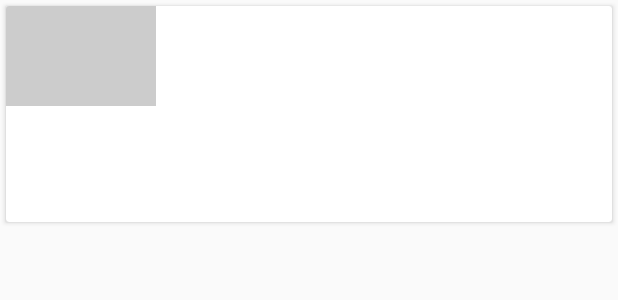
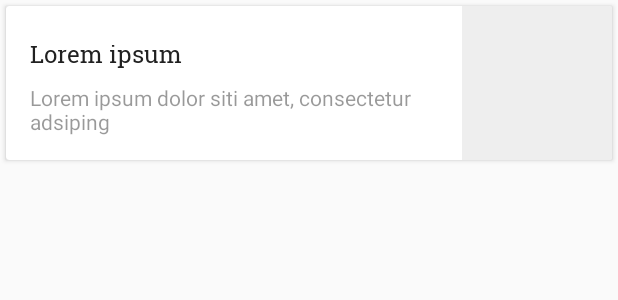
Before and after one commit to jonathanarodr/xyzreader, an Android app: the layout list_item_article.xml on its own in the app's theme, with its tools: preview values and no code run, on a phone screen of 412 x 824 dp. Shown: the top 300 px of the screen. Run offline under Robolectric (Android 15) with nearby library versions, the phone set to English and light mode, and no system bars.

Commit message:
Ajusta layout da activity principal

```diff
--- a/XYZReader/src/main/java/com/example/xyzreader/ui/ArticleListActivity.java
+++ b/XYZReader/src/main/java/com/example/xyzreader/ui/ArticleListActivity.java
@@ -58,9 +58,8 @@ public class ArticleListActivity extends AppCompatActivity implements
         setContentView(R.layout.activity_article_list);
 
         mToolbar = (Toolbar) findViewById(R.id.toolbar);
-
-
-        final View toolbarContainerView = findViewById(R.id.toolbar_container);
+        setSupportActionBar(mToolbar);
+        getSupportActionBar().setDisplayShowTitleEnabled(false);
 
         mSwipeRefreshLayout = (SwipeRefreshLayout) findViewById(R.id.swipe_refresh_layout);
 
--- a/XYZReader/src/main/res/layout/list_item_article.xml
+++ b/XYZReader/src/main/res/layout/list_item_article.xml
@@ -1,51 +1,68 @@
 <android.support.v7.widget.CardView xmlns:android="http://schemas.android.com/apk/res/android"
     xmlns:app="http://schemas.android.com/apk/res-auto"
+    xmlns:tools="http://schemas.android.com/tools"
     android:layout_width="match_parent"
     android:layout_height="wrap_content"
-    android:layout_marginLeft="4dp"
-    android:layout_marginRight="4dp"
-    android:layout_marginTop="4dp"
-    android:layout_marginBottom="4dp"
+    android:layout_margin="4dp"
     android:clickable="true"
     android:focusable="true"
     android:foreground="?selectableItemBackground">
 
-    <LinearLayout
+    <android.support.constraint.ConstraintLayout
         android:layout_width="match_parent"
-        android:layout_height="wrap_content"
-        android:orientation="vertical">
+        android:layout_height="wrap_content">
 
-        <!--suppress AndroidLintContentDescription -->
         <com.example.xyzreader.ui.DynamicHeightNetworkImageView
             android:id="@+id/thumbnail"
             android:layout_width="100dp"
-            android:layout_height="100dp"
-            android:background="@color/photo_placeholder" />
+            android:layout_height="0dp"
+            android:background="@color/colorAccent"
+            android:contentDescription="@string/action_refresh"
+            android:scaleType="centerCrop"
+            app:layout_constraintBottom_toBottomOf="parent"
+            app:layout_constraintEnd_toEndOf="parent"
+            app:layout_constraintTop_toTopOf="parent" />
 
         <TextView
             android:id="@+id/article_title"
-            style="@style/TextAppearance.AppCompat.Subhead"
-            android:layout_width="match_parent"
+            style="@style/AppTheme.Subhead"
+            android:layout_width="0dp"
             android:layout_height="wrap_content"
+            android:ellipsize="end"
+            android:maxLines="1"
             android:paddingLeft="16dp"
             android:paddingTop="16dp"
             android:paddingRight="16dp"
             android:paddingBottom="4dp"
-            android:textColor="@color/ltgray"
-            android:ellipsize="end"
-            android:maxLines="4" />
+            app:layout_constraintBottom_toTopOf="@+id/guideline"
+            app:layout_constraintEnd_toStartOf="@+id/thumbnail"
+            app:layout_constraintStart_toStartOf="parent"
+            app:layout_constraintTop_toTopOf="parent"
+            tools:text="Lorem ipsum" />
 
         <TextView
             android:id="@+id/article_subtitle"
-            style="@style/TextAppearance.AppCompat.Body1"
-            android:layout_width="match_parent"
+            style="@style/AppTheme.Body"
+            android:layout_width="0dp"
             android:layout_height="wrap_content"
+            android:ellipsize="end"
+            android:maxLines="2"
             android:paddingLeft="16dp"
             android:paddingRight="16dp"
             android:paddingBottom="16dp"
-            android:textColor="#6000"
-            android:maxLines="2"
-            android:ellipsize="end" />
-    </LinearLayout>
+            app:layout_constraintBottom_toBottomOf="parent"
+            app:layout_constraintEnd_toEndOf="@+id/article_title"
+            app:layout_constraintStart_toStartOf="@+id/article_title"
+            app:layout_constraintTop_toTopOf="@+id/guideline"
+            tools:text="Lorem ipsum dolor siti amet, consectetur adsiping" />
+
+        <android.support.constraint.Guideline
+            android:id="@+id/guideline"
+            android:layout_width="wrap_content"
+            android:layout_height="wrap_content"
+            android:orientation="horizontal"
+            app:layout_constraintGuide_percent="0.5" />
+
+    </android.support.constraint.ConstraintLayout>
 
 </android.support.v7.widget.CardView>
--- a/XYZReader/src/main/res/values/colors.xml
+++ b/XYZReader/src/main/res/values/colors.xml
@@ -16,10 +16,10 @@
 -->
 
 <resources>
-    <color name="photo_placeholder">#ccc</color>
-
-    <color name="theme_primary">#04561A</color>
-    <color name="theme_primary_dark">#04561A</color>
-    <color name="theme_accent">#04561A</color>
-    <color name="ltgray">#ffe0e0e0</color>
+    <color name="colorLight">#ff9262</color>
+    <color name="colorPrimary">#eb6136</color>
+    <color name="colorPrimaryDark">#b22f08</color>
+    <color name="colorAccent">#eeeeee</color>
+    <color name="colorTextPrimary">#212121</color>
+    <color name="colorTextSecondary">#6000</color>
 </resources>
--- a/XYZReader/src/main/res/values/dimens.xml
+++ b/XYZReader/src/main/res/values/dimens.xml
@@ -2,6 +2,7 @@
     <!-- detail -->
     <dimen name="detail_title_text_size">32sp</dimen>
     <dimen name="detail_body_text_size">22sp</dimen>
+    <dimen name="detail_by_text_size">16sp</dimen>
     <item name="detail_body_line_spacing_multiplier" format="float" type="fraction">1.25</item>
 
     <dimen name="fab_elevation">2dp</dimen>
--- a/XYZReader/src/main/res/values/macro_layout.xml
+++ b/XYZReader/src/main/res/values/macro_layout.xml
@@ -2,7 +2,7 @@
     <!-- list -->
     <dimen name="list_side_margin">4dp</dimen>
     <dimen name="list_toolbar_side_margin">0dp</dimen>
-    <integer name="list_column_count">2</integer>
+    <integer name="list_column_count">1</integer>
 
     <!-- detail -->
     <bool name="detail_is_card">false</bool>
--- a/XYZReader/src/main/res/values/strings.xml
+++ b/XYZReader/src/main/res/values/strings.xml
@@ -8,5 +8,6 @@
     <string name="action_share">Share</string>
 
     <string name="up">Up</string>
+    <string name="byline">%1$s by %2$s</string>
 
 </resources>
--- a/XYZReader/src/main/res/values/styles.xml
+++ b/XYZReader/src/main/res/values/styles.xml
@@ -16,13 +16,34 @@
 -->
 
 <resources>
-
-    <style name="Theme.Bacon" parent="@style/Theme.AppCompat.Light.NoActionBar">
-
+    <style name="AppTheme" parent="Theme.AppCompat.Light">
+        <item name="colorPrimary">@color/colorPrimary</item>
+        <item name="colorPrimaryDark">@color/colorPrimaryDark</item>
+        <item name="colorAccent">@color/colorAccent</item>
+        <item name="android:fontFamily">sans-serif</item>
+        <item name="android:textStyle">normal</item>
+        <item name="windowNoTitle">true</item>
+        <item name="windowActionBar">false</item>
     </style>
-
-    <style name="Theme.Bacon.Detail">
-        <item name="android:statusBarColor">@android:color/transparent</item>
+    <style name="AppTheme.Link" parent="AppTheme">
+        <item name="android:fontFamily">sans-serif-black</item>
     </style>
-
+    <style name="AppTheme.Subhead" parent="TextAppearance.AppCompat.Subhead">
+        <item name="android:fontFamily">@font/robotoslab_regular</item>
+        <item name="android:textColor">@color/colorTextPrimary</item>
+    </style>
+    <style name="AppTheme.Subhead.Detail" parent="AppTheme.Subhead">
+        <item name="android:textSize">@dimen/detail_title_text_size</item>
+    </style>
+    <style name="AppTheme.Body" parent="TextAppearance.AppCompat.Body1">
+        <item name="android:textColor">@color/colorTextSecondary</item>
+    </style>
+    <style name="AppTheme.Body.Detail" parent="AppTheme.Body">
+        <item name="android:textSize">@dimen/detail_body_text_size</item>
+    </style>
+    <style name="AppTheme.By.Detail" parent="TextAppearance.AppCompat.Small">
+        <item name="android:fontFamily">sans-serif-black</item>
+        <item name="android:textSize">@dimen/detail_by_text_size</item>
+        <item name="android:textColor">@color/colorTextPrimary</item>
+    </style>
 </resources>
```
Also changed, not shown: XYZReader/src/main/res/layout/activity_article_list.xml (+35 -37 lines), XYZReader/src/main/res/font/robotoslab_regular.ttf (added).
